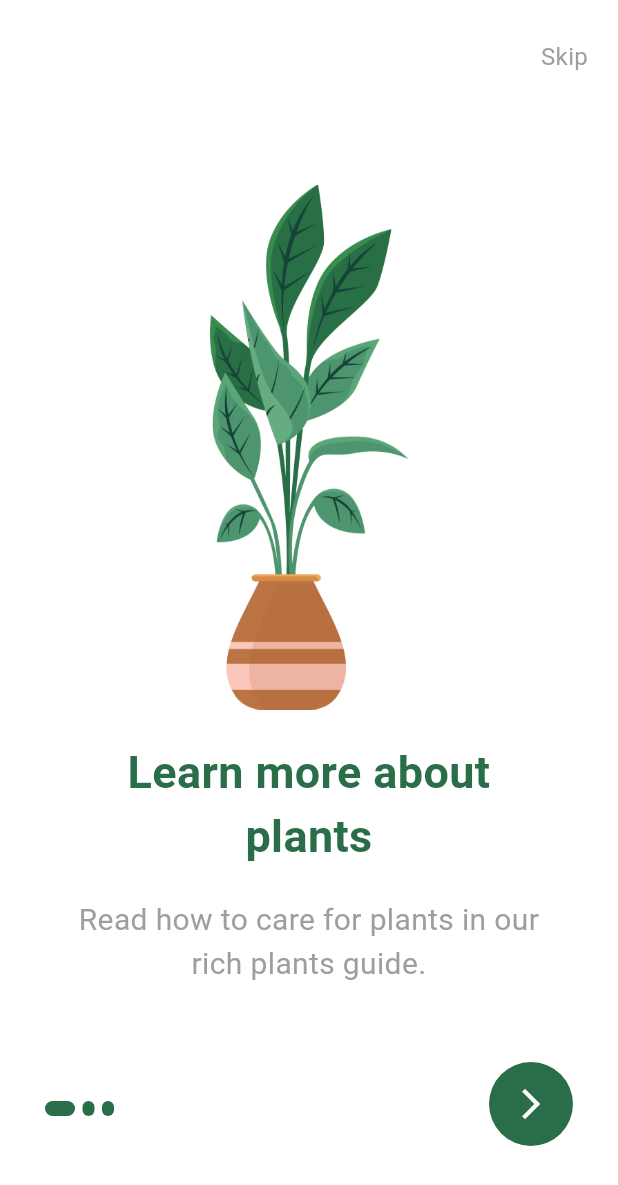
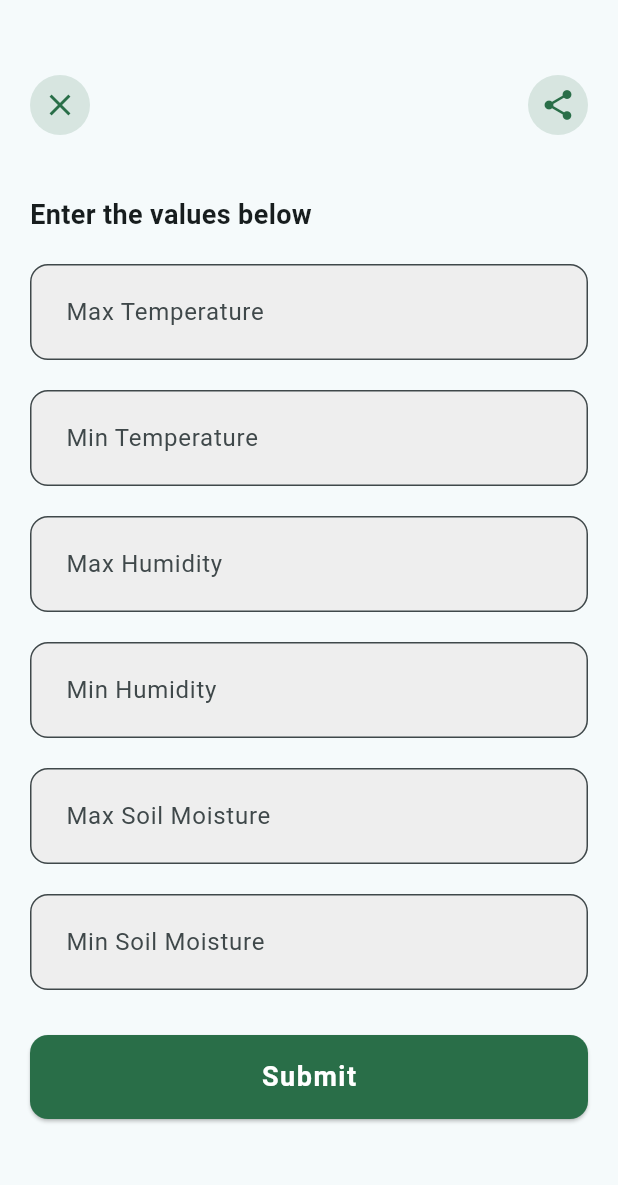
Before and after one commit to KhizarJamshaidIqbal/ar_plant_app, a Flutter app: the screen it shows after launch, on a phone screen of 412 x 824 dp. Shown: the top 1185 px of the screen. Run offline on Flutter 3.47's test engine with Material 3 defaults, Android fonts, the phone set to English and light mode, and no system bars; our stand-ins replace animated_bottom_navigation_bar, camera, cloud_firestore, firebase_auth, firebase_core, firebase_storage and 6 more; missing offline and left inert: store_redirect; accounts and stored records are empty.

Commit message:
add SetValuesForm screen

```diff
--- a/lib/controller/adminController.dart
+++ b/lib/controller/adminController.dart
@@ -1,3 +1,5 @@
+// ignore_for_file: file_names
+
 import 'dart:io';
 import 'package:firebase_auth/firebase_auth.dart';
 import 'package:firebase_storage/firebase_storage.dart';
--- a/lib/controller/authenticationController.dart
+++ b/lib/controller/authenticationController.dart
@@ -1,4 +1,4 @@
-// ignore_for_file: use_build_context_synchronously, constant_identifier_names
+// ignore_for_file: use_build_context_synchronously, constant_identifier_names, file_names
 import 'package:ar_base_plant_app/utils/utils.dart';
 import 'package:ar_base_plant_app/view/admin/dashboard_screen.dart';
 import 'package:firebase_auth/firebase_auth.dart';
--- a/lib/main.dart
+++ b/lib/main.dart
@@ -2,6 +2,8 @@ import 'package:ar_base_plant_app/firebase_options.dart';
 import 'package:ar_base_plant_app/view/admin/dashboard_screen.dart';
 import 'package:ar_base_plant_app/view/seller/home_page.dart';
 import 'package:ar_base_plant_app/view/seller/profile_page.dart';
+import 'package:ar_base_plant_app/view/seller/scan_page.dart';
+import 'package:ar_base_plant_app/view/seller/set_values.dart';
 import 'package:ar_base_plant_app/view/splash_screen.dart';
 import 'package:firebase_core/firebase_core.dart';
 import 'package:flutter/material.dart';
@@ -13,6 +15,7 @@ void main() async {
     options: DefaultFirebaseOptions.currentPlatform,);
   runApp(const MyApp());
 }
+
 class MyApp extends StatelessWidget {
   const MyApp({super.key});
   @override
@@ -24,7 +27,7 @@ class MyApp extends StatelessWidget {
         colorScheme: ColorScheme.fromSeed(seedColor: Colors.white),
         useMaterial3: true,
       ),
-      home: const SplashScreen(),
+      home:  SetValuesForm(),
     );
   }
 }
--- a/lib/view/authentication/signin_page.dart
+++ b/lib/view/authentication/signin_page.dart
@@ -21,7 +21,6 @@ class _SignInState extends State<SignIn> {
   final formkey = GlobalKey<FormState>();
     @override
   void dispose() {
-    // TODO: implement dispose
     super.dispose();
     email.dispose();
     password.dispose();
@@ -192,7 +191,7 @@ class _SignInState extends State<SignIn> {
                     Navigator.pushReplacement(
                         context,
                         PageTransition(
-                            child: SignUp(),
+                            child: const SignUp(),
                             type: PageTransitionType.bottomToTop));
                   },
                   child: Center(
--- a/lib/view/onboarding_screen.dart
+++ b/lib/view/onboarding_screen.dart
@@ -1,4 +1,4 @@
-// ignore_for_file: camel_case_types
+// ignore_for_file: camel_case_types, sort_child_properties_last
 
 import 'package:flutter/material.dart';
 import '../utils/constants.dart';
--- a/lib/view/seller/cart_page.dart
+++ b/lib/view/seller/cart_page.dart
@@ -1,6 +1,6 @@
+import 'package:ar_base_plant_app/model/plants.dart';
 import 'package:flutter/material.dart';
 
-import '../../model/plants.dart';
 import '../../utils/constants.dart';
 import '../../widgets/plant_widget.dart';
 
--- a/lib/view/seller/home_page.dart
+++ b/lib/view/seller/home_page.dart
@@ -1,3 +1,4 @@
+import 'package:flutter/foundation.dart';
 import 'package:flutter/material.dart';
 import 'package:page_transition/page_transition.dart';
 import 'package:cloud_firestore/cloud_firestore.dart';
@@ -109,7 +110,9 @@ class PlantList extends StatelessWidget {
                       child: GestureDetector(
                         onTap: () {
                           // Handle category selection
-                          print('Selected category: $category');
+                          if (kDebugMode) {
+                            print('Selected category: $category');
+                          }
                           // Implement your logic here
                         },
                         child: Text(
--- /dev/null
+++ b/lib/view/seller/set_values.dart
@@ -0,0 +1,256 @@
+// ignore_for_file: sort_child_properties_last
+
+import 'package:flutter/foundation.dart';
+import 'package:flutter/material.dart';
+
+import '../../utils/constants.dart';
+
+class SetValuesForm extends StatefulWidget {
+  @override
+  _SetValuesFormState createState() => _SetValuesFormState();
+}
+
+class _SetValuesFormState extends State<SetValuesForm> {
+  final _formKey = GlobalKey<FormState>();
+
+  final TextEditingController _maxTempController = TextEditingController();
+  final TextEditingController _minTempController = TextEditingController();
+  final TextEditingController _maxHumidityController = TextEditingController();
+  final TextEditingController _minHumidityController = TextEditingController();
+  final TextEditingController _maxSoilMoistureController =
+      TextEditingController();
+  final TextEditingController _minSoilMoistureController =
+      TextEditingController();
+
+  @override
+  void dispose() {
+    _maxTempController.dispose();
+    _minTempController.dispose();
+    _maxHumidityController.dispose();
+    _minHumidityController.dispose();
+    _maxSoilMoistureController.dispose();
+    _minSoilMoistureController.dispose();
+    super.dispose();
+  }
+
+  InputDecoration _buildInputDecoration(String labelText) {
+    return InputDecoration(
+      labelText: labelText,
+      border: OutlineInputBorder(
+        borderRadius: BorderRadius.circular(12.0),
+      ),
+      filled: true,
+      fillColor: Colors.grey[200],
+      contentPadding:
+          const EdgeInsets.symmetric(vertical: 20.0, horizontal: 20.0),
+    );
+  }
+
+  @override
+  Widget build(BuildContext context) {
+    return Scaffold(
+      // appBar: AppBar(
+      //   title: const Text('Set Values'),
+      //   backgroundColor: Colors.teal,
+      // ),
+      body: SizedBox(
+        child: Stack(
+          clipBehavior: Clip.none,
+          children: [
+            // AppBAr
+            Positioned(
+                top: 50,
+                left: 20,
+                right: 20,
+                child: Row(
+                  mainAxisAlignment: MainAxisAlignment.spaceBetween,
+                  children: [
+                    GestureDetector(
+                      onTap: () {
+                        Navigator.pop(context);
+                      },
+                      child: Container(
+                        height: 40,
+                        width: 40,
+                        decoration: BoxDecoration(
+                          borderRadius: BorderRadius.circular(25),
+                          color: Constants.primaryColor.withOpacity(.15),
+                        ),
+                        child: Icon(
+                          Icons.close,
+                          color: Constants.primaryColor,
+                        ),
+                      ),
+                    ),
+                    GestureDetector(
+                      onTap: () {
+                        debugPrint('favorite');
+                      },
+                      child: Container(
+                        height: 40,
+                        width: 40,
+                        decoration: BoxDecoration(
+                          borderRadius: BorderRadius.circular(25),
+                          color: Constants.primaryColor.withOpacity(.15),
+                        ),
+                        child: IconButton(
+                          onPressed: () {},
+                          icon: Icon(
+                            Icons.share,
+                            color: Constants.primaryColor,
+                          ),
+                        ),
+                      ),
+                    ),
+                  ],
+                )),
+            // Form
+            Positioned(
+              top: 130,
+              left: 20,
+              right: 20,
+              child: SingleChildScrollView(
+                child: Form(
+                  key: _formKey,
+                  child: Column(
+                    crossAxisAlignment: CrossAxisAlignment.start,
+                    children: <Widget>[
+                      const Text(
+                        'Enter the values below',
+                        style: TextStyle(
+                            fontSize: 18, fontWeight: FontWeight.bold),
+                      ),
+                      const SizedBox(height: 20),
+                      TextFormField(
+                        controller: _maxTempController,
+                        decoration: _buildInputDecoration('Max Temperature'),
+                        keyboardType: TextInputType.number,
+                        validator: (value) {
+                          if (value!.isEmpty) {
+                            return 'Please enter Max Temperature';
+                          }
+                          return null;
+                        },
+                      ),
+                      const SizedBox(height: 20),
+                      TextFormField(
+                        controller: _minTempController,
+                        decoration: _buildInputDecoration('Min Temperature'),
+                        keyboardType: TextInputType.number,
+                        validator: (value) {
+                          if (value!.isEmpty) {
+                            return 'Please enter Min Temperature';
+                          }
+                          return null;
+                        },
+                      ),
+                      const SizedBox(height: 20),
+                      TextFormField(
+                        controller: _maxHumidityController,
+                        decoration: _buildInputDecoration('Max Humidity'),
+                        keyboardType: TextInputType.number,
+                        validator: (value) {
+                          if (value!.isEmpty) {
+                            return 'Please enter Max Humidity';
+                          }
+                          return null;
+                        },
+                      ),
+                      const SizedBox(height: 20),
+                      TextFormField(
+                        controller: _minHumidityController,
+                        decoration: _buildInputDecoration('Min Humidity'),
+                        keyboardType: TextInputType.number,
+                        validator: (value) {
+                          if (value!.isEmpty) {
+                            return 'Please enter Min Humidity';
+                          }
+                          return null;
+                        },
+                      ),
+                      const SizedBox(height: 20),
+                      TextFormField(
+                        controller: _maxSoilMoistureController,
+                        decoration: _buildInputDecoration('Max Soil Moisture'),
+                        keyboardType: TextInputType.number,
+                        validator: (value) {
+                          if (value!.isEmpty) {
+                            return 'Please enter Max Soil Moisture';
+                          }
+                          return null;
+                        },
+                      ),
+                      const SizedBox(height: 20),
+                      TextFormField(
+                        controller: _minSoilMoistureController,
+                        decoration: _buildInputDecoration('Min Soil Moisture'),
+                        keyboardType: TextInputType.number,
+                        validator: (value) {
+                          if (value!.isEmpty) {
+                            return 'Please enter Min Soil Moisture';
+                          }
+                          return null;
+                        },
+                      ),
+                      // const Spacer(),
+                      const SizedBox(height: 30),
+                      SizedBox(
+                        width: double.infinity,
+                        child: ElevatedButton(
+                          onPressed: () {
+                            if (_formKey.currentState!.validate()) {
+                              ScaffoldMessenger.of(context).showSnackBar(
+                                SnackBar(
+                                  backgroundColor: Constants.primaryColor,
+                                  content: const Center(
+                                    child: Text(
+                                      'Processing Data',
+                                      style: TextStyle(color: Colors.white, fontSize: 18, fontWeight: FontWeight.bold, letterSpacing: 1.0,),
+                                    ),
+                                  ),
+                                ),
+                              );
+                              if (kDebugMode) {
+                                print(
+                                    'Max Temperature: ${_maxTempController.text}');
+                                print(
+                                    'Min Temperature: ${_minTempController.text}');
+                                print(
+                                    'Max Humidity: ${_maxHumidityController.text}');
+                                print(
+                                    'Min Humidity: ${_minHumidityController.text}');
+                                print(
+                                    'Max Soil Moisture: ${_maxSoilMoistureController.text}');
+                                print(
+                                    'Min Soil Moisture: ${_minSoilMoistureController.text}');
+                              }
+                            }
+                          },
+                          child: const Text('Submit',
+                              style: TextStyle(
+                                fontSize: 18,
+                                color: Colors.white,
+                                fontWeight: FontWeight.bold,
+                                letterSpacing: 1.0,
+                              )),
+                          style: ElevatedButton.styleFrom(
+                            padding: const EdgeInsets.symmetric(
+                                horizontal: 50, vertical: 15),
+                            backgroundColor: Constants.primaryColor,
+                            shape: RoundedRectangleBorder(
+                              borderRadius: BorderRadius.circular(12.0),
+                            ),
+                          ),
+                        ),
+                      ),
+                    ],
+                  ),
+                ),
+              ),
+            ),
+          ],
+        ),
+      ),
+    );
+  }
+}
```
Also changed, not shown: lib/view/authentication/signup_page.dart (+3 -4 lines), lib/view/seller/profile_page.dart (+19 -12 lines), lib/view/seller/scan_page.dart (+0 -46 lines).
